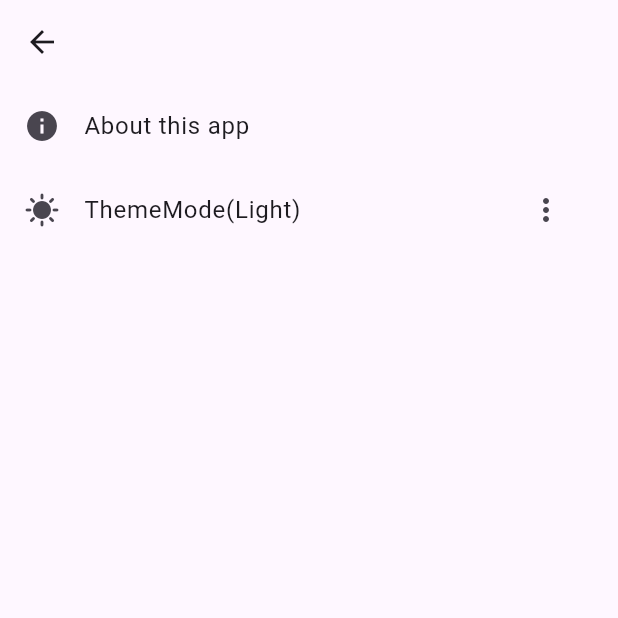
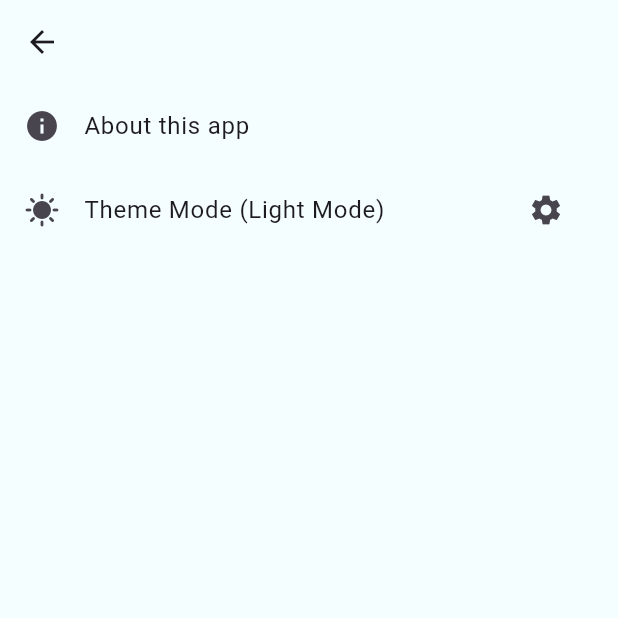
Before and after one commit to karlmacas29/cropsight-capstone, a Flutter app: the HomePageNav screen opened directly, after a tap on the "settings" icon, on a phone screen of 412 x 824 dp, the top half of it. Run offline on Flutter 3.47's test engine with Material 3 defaults, Android fonts, the phone set to English and light mode, and no system bars; our stand-ins replace file_picker, google_nav_bar, image_picker, permission_handler, shared_preferences, sqflite; accounts and stored records are empty; network calls fail.

Commit message:
modified:   lib/main.dart 	modified:   lib/views/descript/information.dart 	modified:   lib/views/descript/mandesc.dart 	modified:   lib/views/navigation/homepage.dart 	modified:   lib/views/navigation/settings.dart

```diff
--- a/lib/main.dart
+++ b/lib/main.dart
@@ -22,8 +22,8 @@ class MyApp extends StatelessWidget {
       return MaterialApp(
         debugShowCheckedModeBanner: false,
         title: 'Flutter Demo',
-        theme: ThemeData.light(),
-        darkTheme: ThemeData.dark(),
+        theme: ThemeData.light(useMaterial3: true),
+        darkTheme: ThemeData.dark(useMaterial3: true),
         themeMode: themeProvider.themeMode,
         home: const SplashScreen(),
       );
--- a/lib/views/descript/information.dart
+++ b/lib/views/descript/information.dart
@@ -18,7 +18,13 @@ class _InfoPageState extends State<InfoPage> {
   @override
   Widget build(BuildContext context) {
     return Scaffold(
+      backgroundColor: Theme.of(context).brightness == Brightness.light
+          ? const Color.fromRGBO(244, 253, 255, 1)
+          : const Color.fromRGBO(18, 18, 18, 1),
       appBar: AppBar(
+        backgroundColor: Theme.of(context).brightness == Brightness.light
+            ? const Color.fromRGBO(244, 253, 255, 1)
+            : const Color.fromRGBO(18, 18, 18, 1),
         automaticallyImplyLeading: true,
         elevation: 0.0,
         scrolledUnderElevation: 0.0,
--- a/lib/views/descript/mandesc.dart
+++ b/lib/views/descript/mandesc.dart
@@ -14,7 +14,13 @@ class _ManageDescState extends State<ManageDesc> {
   @override
   Widget build(BuildContext context) {
     return Scaffold(
+      backgroundColor: Theme.of(context).brightness == Brightness.light
+          ? const Color.fromRGBO(244, 253, 255, 1)
+          : const Color.fromRGBO(18, 18, 18, 1),
       appBar: AppBar(
+        backgroundColor: Theme.of(context).brightness == Brightness.light
+            ? const Color.fromRGBO(244, 253, 255, 1)
+            : const Color.fromRGBO(18, 18, 18, 1),
         automaticallyImplyLeading: true,
         elevation: 0.0,
         scrolledUnderElevation: 0.0,
--- a/lib/views/navigation/homepage.dart
+++ b/lib/views/navigation/homepage.dart
@@ -4,7 +4,6 @@ import 'package:cropsight/views/navigation/settings.dart';
 import 'package:cropsight/views/navigation/solution.dart';
 import 'package:flutter/material.dart';
 import 'package:google_nav_bar/google_nav_bar.dart';
-import 'package:provider/provider.dart';
 
 class HomePageNav extends StatefulWidget {
   const HomePageNav({super.key});
@@ -28,11 +27,17 @@ class _HomePageNavState extends State<HomePageNav> {
   @override
   Widget build(BuildContext context) {
     return Scaffold(
+      backgroundColor: Theme.of(context).brightness == Brightness.light
+          ? const Color.fromRGBO(244, 253, 255, 1)
+          : const Color.fromRGBO(18, 18, 18, 1),
       appBar: PreferredSize(
         preferredSize: const Size.square(80),
         child: Container(
           padding: const EdgeInsets.symmetric(horizontal: 25),
           child: AppBar(
+            backgroundColor: Theme.of(context).brightness == Brightness.light
+                ? const Color.fromRGBO(244, 253, 255, 1)
+                : const Color.fromRGBO(18, 18, 18, 1),
             scrolledUnderElevation: 0.0,
             actions: [
               IconButton(
--- a/lib/views/navigation/settings.dart
+++ b/lib/views/navigation/settings.dart
@@ -46,10 +46,35 @@ class SettingsApp extends StatefulWidget {
 }
 
 class _SettingsAppState extends State<SettingsApp> {
+  Icon? icon;
+  Text? label;
+
+  @override
+  void didChangeDependencies() {
+    super.didChangeDependencies();
+    if (Theme.of(context).brightness == Brightness.light) {
+      setState(() {
+        icon = const Icon(Icons.sunny);
+        label = const Text('Theme Mode (Light Mode)');
+      });
+    } else {
+      setState(() {
+        icon = const Icon(Icons.dark_mode);
+        label = const Text('Theme Mode (Dark Mode)');
+      });
+    }
+  }
+
   @override
   Widget build(BuildContext context) {
     return Scaffold(
+      backgroundColor: Theme.of(context).brightness == Brightness.light
+          ? const Color.fromRGBO(244, 253, 255, 1)
+          : const Color.fromRGBO(18, 18, 18, 1),
       appBar: AppBar(
+        backgroundColor: Theme.of(context).brightness == Brightness.light
+            ? const Color.fromRGBO(244, 253, 255, 1)
+            : const Color.fromRGBO(18, 18, 18, 1),
         automaticallyImplyLeading: true,
         elevation: 0.0,
         scrolledUnderElevation: 0.0,
@@ -66,13 +91,13 @@ class _SettingsAppState extends State<SettingsApp> {
                 onTap: () {},
               ),
               ListTile(
-                leading: Theme.of(context).brightness == Brightness.light
-                    ? const Icon(Icons.sunny)
-                    : const Icon(Icons.dark_mode),
-                title: Theme.of(context).brightness == Brightness.light
-                    ? const Text('ThemeMode(Light)')
-                    : const Text('ThemeMode(Dark)'),
+                leading: icon,
+                title: label,
                 trailing: PopupMenuButton<String>(
+                  icon: const Icon(Icons.settings),
+                  color: Theme.of(context).brightness == Brightness.light
+                      ? const Color.fromRGBO(244, 253, 255, 1)
+                      : const Color.fromRGBO(18, 18, 18, 1),
                   onSelected: (value) {
                     if (value == 'light') {
                       Provider.of<ThemeProvider>(context, listen: false)
```
